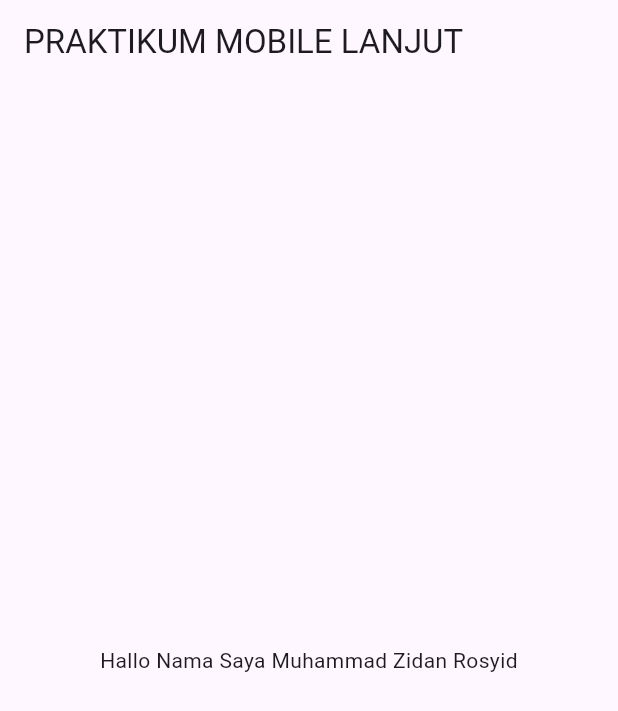
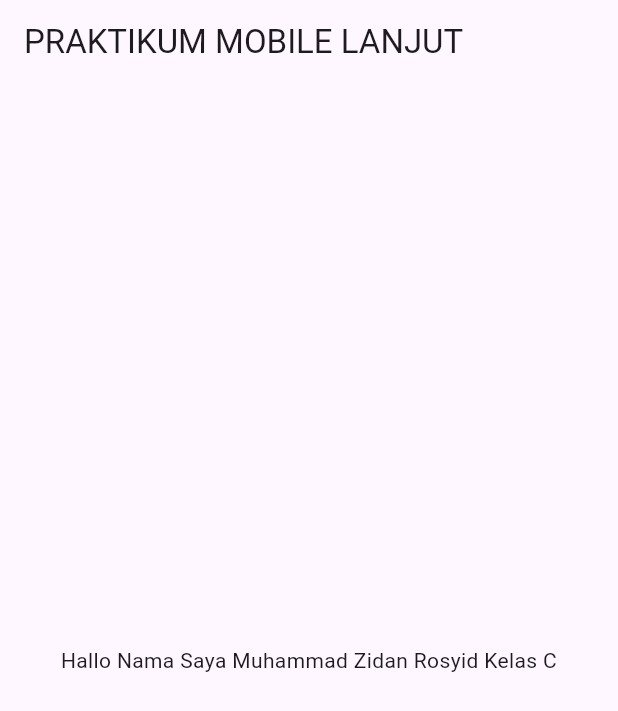
Before and after one commit to zidanrsyd07/prak-mobilelanjut-2317051044, a Flutter app: the screen it shows after launch, on a phone screen of 412 x 824 dp. Shown: the top 711 px of the screen. Run offline on Flutter 3.47's test engine with Material 3 defaults, Android fonts, the phone set to English and light mode, and no system bars.

Commit message:
second commit

```diff
--- a/lib/main.dart
+++ b/lib/main.dart
@@ -19,7 +19,7 @@ class MyApp extends StatelessWidget {
         appBar: AppBar(title: const Text('PRAKTIKUM MOBILE LANJUT')),
         body: const Center(
           child: Text(
-            'Hallo Nama Saya Muhammad Zidan Rosyid',
+            'Hallo Nama Saya Muhammad Zidan Rosyid Kelas C',
             textAlign: TextAlign.center,
           ),
         ),
```
